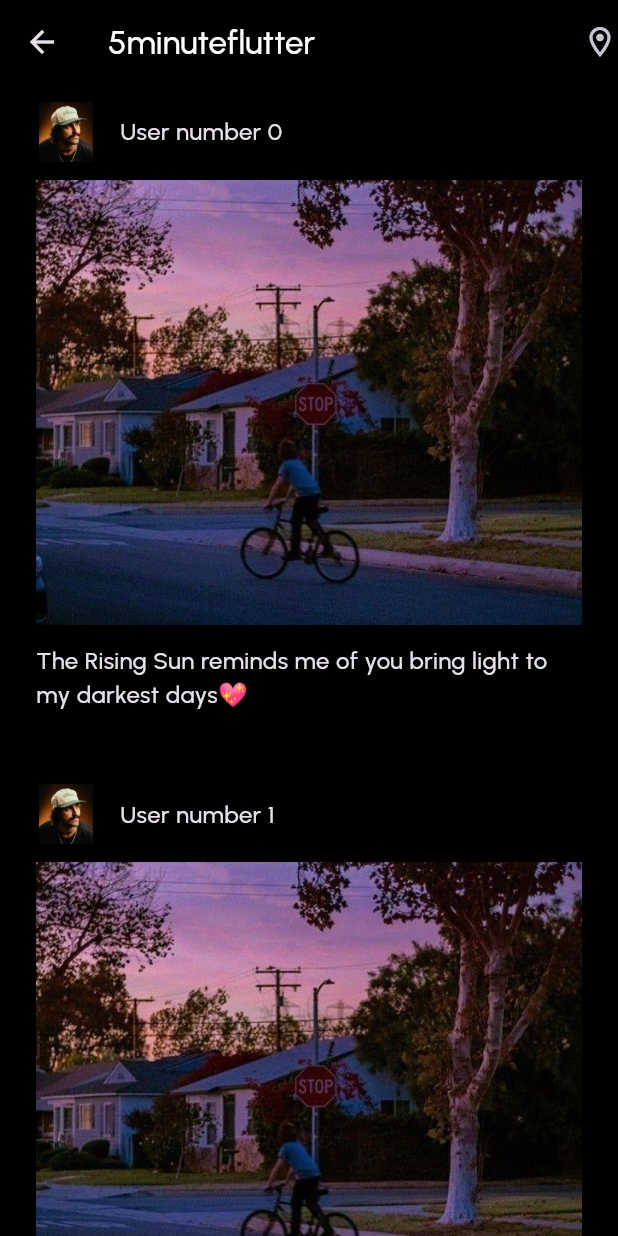
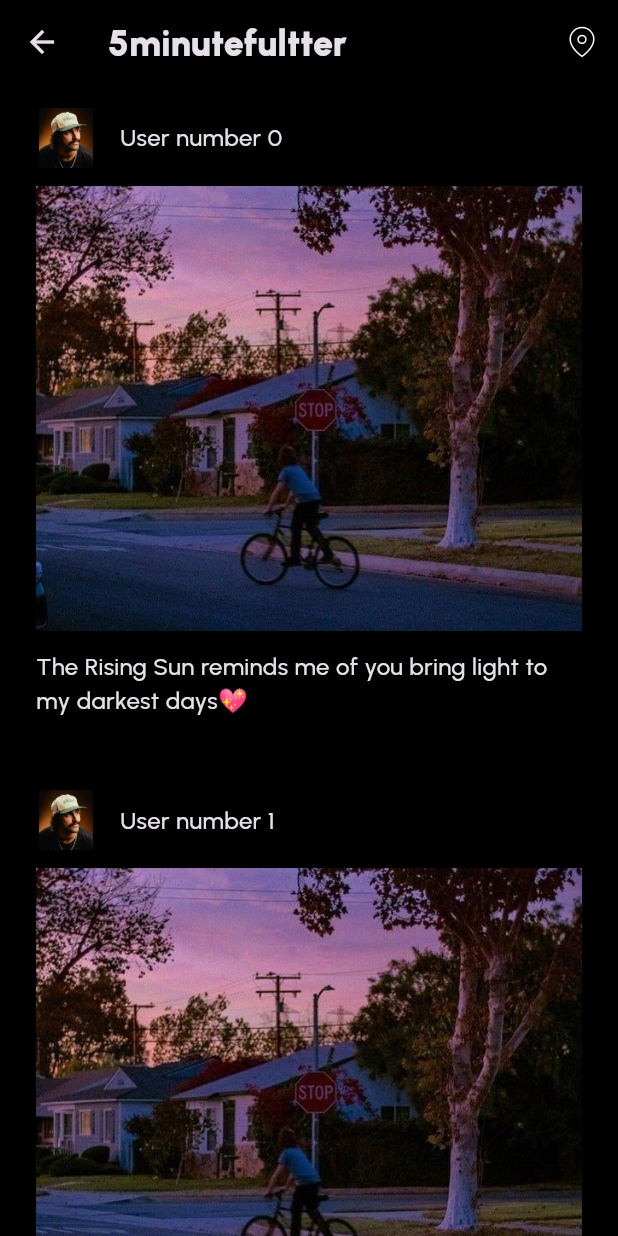
Before and after one commit to rhitverse/flutter, a Flutter app: the HomePage screen opened by its route, on a phone screen of 412 x 824 dp. Run offline on Flutter 3.47's test engine with Material 3 defaults, Android fonts, the light colour scheme and no system bars; our stand-ins replace flutter_svg.

Commit message:
Flutter5

```diff
--- /dev/null
+++ b/lib/components/toolbar.dart
@@ -0,0 +1,22 @@
+import 'package:coading/styles/app_colors.dart';
+import 'package:coading/styles/app_text.dart';
+import 'package:flutter/material.dart';
+
+class Toolbar extends StatelessWidget implements PreferredSizeWidget {
+  final String title;
+  final List<Widget>? actions;
+  const Toolbar({super.key, required this.title, this.actions});
+
+  @override
+  Widget build(BuildContext context) {
+    return AppBar(
+      backgroundColor: AppColors.background,
+      title: Text(title, style: AppText.header1),
+      centerTitle: false,
+      actions: actions,
+    );
+  }
+
+  @override
+  Size get preferredSize => const Size.fromHeight(60);
+}
--- a/lib/pages/home_page.dart
+++ b/lib/pages/home_page.dart
@@ -1,6 +1,7 @@
 import 'package:coading/components/post_item.dart';
-import 'package:coading/styles/app_colors.dart';
+import 'package:coading/components/toolbar.dart';
 import 'package:flutter/material.dart';
+import 'package:flutter_svg/svg.dart';
 
 class HomePage extends StatelessWidget {
   HomePage({super.key});
@@ -11,11 +12,14 @@ class HomePage extends StatelessWidget {
   Widget build(BuildContext context) {
     mockUsersFromServer();
     return Scaffold(
-      appBar: AppBar(
-        backgroundColor: AppColors.background,
-        centerTitle: false,
-        title: Text('5minuteflutter', style: TextStyle(color: Colors.white)),
-        actions: [Icon(Icons.location_on_outlined)],
+      appBar: Toolbar(
+        title: '5minutefultter',
+        actions: [
+          IconButton(
+            onPressed: () {},
+            icon: SvgPicture.asset('assets/svg/ic_location.svg'),
+          ),
+        ],
       ),
       body: ListView.separated(
         itemBuilder: (context, index) {
```
Also changed, not shown: lib/pages/profile_page.dart (+34 -1 lines), assets/svg/ic_location.svg (added).
